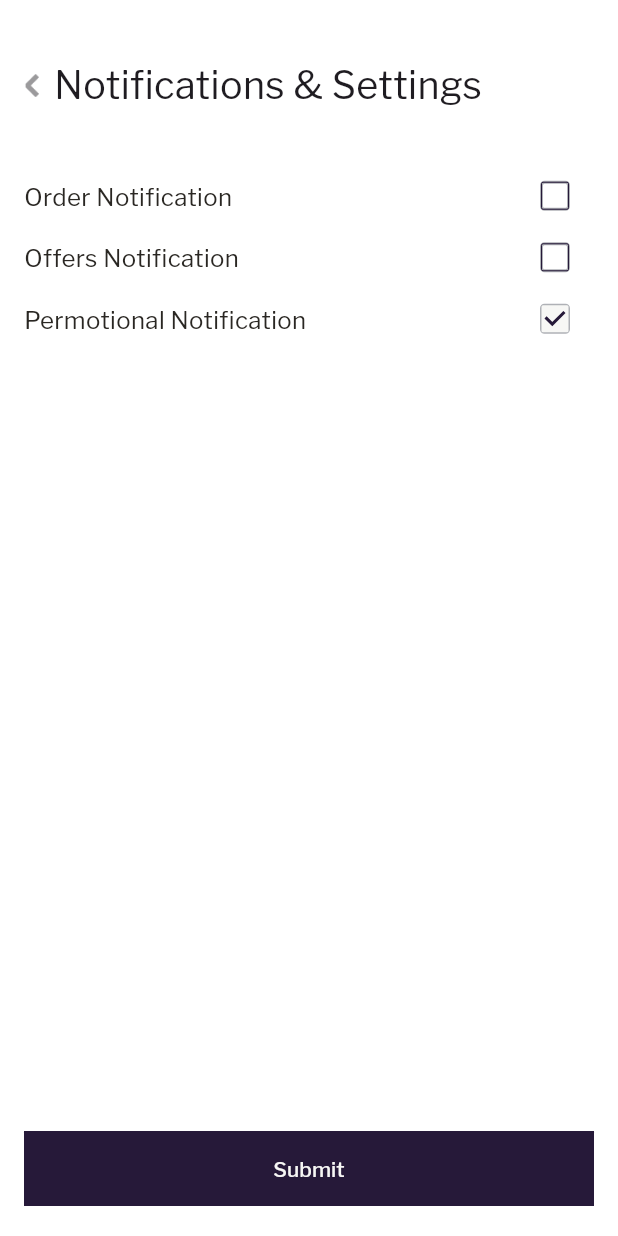
After one commit to LaFetch2026/Lf_Application_Production, a Flutter app: the NotificationSettingScreen screen opened directly, on a phone screen of 412 x 824 dp. The commit adds this screen. Run offline on Flutter 3.47's test engine with Material 2 defaults, Android fonts, the phone set to English and light mode, and no system bars; our stand-ins replace app_links, cached_network_image, carousel_slider, device_info_plus, dropdown_button2, firebase_analytics and 16 more; missing offline and left inert: add_to_cart_animation, flutter_facebook_auth, onesignal_flutter, razorpay_flutter; accounts and stored records are empty; network calls fail.

Commit message:
created notification screen

```diff
--- /dev/null
+++ b/lib/controller/notification_controller.dart
@@ -0,0 +1,12 @@
+// ignore_for_file: avoid_print
+import 'package:get/get.dart';
+import 'package:lafetch/controller/base_controller.dart';
+
+class NotificationController extends BaseController {
+  RxBool isOrder = false.obs;
+  RxBool isOffer = false.obs;
+  RxBool isPermotion = true.obs;
+  RxInt orderValue = 0.obs;
+  RxInt offerValue = 0.obs;
+  RxInt permotionValue = 0.obs;
+}
--- /dev/null
+++ b/lib/screens/account/notification_setting.dart
@@ -0,0 +1,283 @@
+// ignore_for_file: avoid_print
+
+import 'package:firebase_analytics/firebase_analytics.dart';
+import 'package:flutter/material.dart';
+import 'package:flutter_screenutil/flutter_screenutil.dart';
+import 'package:get/get.dart';
+import 'package:lafetch/commonwidget/appbarwidgets/backbutton_appbar.dart';
+import 'package:lafetch/controller/notification_controller.dart';
+import 'package:lafetch/utils/constants.dart';
+
+import '../../commonwidget/app_text.dart';
+import '../../commonwidget/common_widgets.dart';
+
+class NotificationSettingScreen extends StatefulWidget {
+  const NotificationSettingScreen({
+    super.key,
+  });
+
+  @override
+  State<NotificationSettingScreen> createState() =>
+      NotificationSettingScreenState();
+}
+
+class NotificationSettingScreenState extends State<NotificationSettingScreen> {
+  final FirebaseAnalytics analytics = FirebaseAnalytics.instance;
+  final controller = Get.put(NotificationController());
+
+  @override
+  Widget build(BuildContext context) {
+    return Scaffold(
+      backgroundColor: whiteColor,
+      body: Column(
+        children: [
+          const BackButtonAppbar(
+            text: "Notifications & Settings",
+            threeDot: false,
+            backgroundColor: whiteColor,
+            icon: threeDotImage,
+          ),
+          Expanded(
+            child: Column(
+              crossAxisAlignment: CrossAxisAlignment.start,
+              children: [
+                SizedBox(
+                  height: 30,
+                ),
+                Obx(() => Padding(
+                      padding: const EdgeInsets.symmetric(
+                          horizontal: 16, vertical: 10),
+                      child: Row(
+                        children: [
+                          GestureDetector(
+                            onTap: () async {
+                              if (controller.isOrder.value) {
+                                controller.isOrder.value = false;
+                                controller.orderValue.value = 0;
+                              } else {
+                                controller.isOrder.value = true;
+                                controller.orderValue.value = 1;
+                              }
+                              /* await analytics.logEvent(
+                                name: 'default_addressClick',
+                                parameters: <String, Object>{
+                                  'page_name': 'default_addressClick',
+                                },
+                              ); */
+                            },
+                            child: AppText(
+                              text: "Order Notification ",
+                              fontFamily: "Franklin Gothic Regular",
+                              fontWeight: FontWeight.w400,
+                              color: loginText,
+                              fontSize: 14.sp,
+                            ),
+                          ),
+                          Expanded(
+                            child: const SizedBox(
+                              width: 0,
+                            ),
+                          ),
+                          Padding(
+                            padding: const EdgeInsets.symmetric(horizontal: 16),
+                            child: Container(
+                                decoration: BoxDecoration(
+                                  borderRadius: BorderRadius.circular(3),
+                                  border: const Border(
+                                    top: BorderSide(
+                                        width: 2.0, color: greyBorder),
+                                    left: BorderSide(
+                                        width: 2.0, color: greyBorder),
+                                    right: BorderSide(
+                                        width: 2.0, color: greyBorder),
+                                    bottom: BorderSide(
+                                        width: 2.0, color: greyBorder),
+                                  ),
+                                ),
+                                width: 20,
+                                height: 20,
+                                child: Checkbox(
+                                  value: controller.isOrder.value,
+                                  checkColor: btnTextColor,
+                                  activeColor: whiteBorderColor,
+                                  side: const BorderSide(
+                                      color: btnTextColor, width: 0),
+                                  onChanged: (value) {
+                                    setState(() {
+                                      controller.isOrder.value = value!;
+                                      if (controller.isOrder.value) {
+                                        controller.orderValue.value = 1;
+                                      } else {
+                                        controller.orderValue.value = 0;
+                                      }
+                                    });
+                                  },
+                                )),
+                          ),
+                        ],
+                      ),
+                    )),
+                Obx(() => Padding(
+                      padding: const EdgeInsets.symmetric(
+                          horizontal: 16, vertical: 10),
+                      child: Row(
+                        children: [
+                          GestureDetector(
+                            onTap: () async {
+                              if (controller.isOffer.value) {
+                                controller.isOffer.value = false;
+                                controller.offerValue.value = 0;
+                              } else {
+                                controller.isOffer.value = true;
+                                controller.offerValue.value = 1;
+                              }
+                              /*  await analytics.logEvent(
+                                name: 'default_addressClick',
+                                parameters: <String, Object>{
+                                  'page_name': 'default_addressClick',
+                                },
+                              ); */
+                            },
+                            child: AppText(
+                              text: "Offers Notification ",
+                              fontFamily: "Franklin Gothic Regular",
+                              fontWeight: FontWeight.w400,
+                              color: loginText,
+                              fontSize: 14.sp,
+                            ),
+                          ),
+                          Expanded(
+                            child: const SizedBox(
+                              width: 0,
+                            ),
+                          ),
+                          Padding(
+                            padding: const EdgeInsets.symmetric(horizontal: 16),
+                            child: Container(
+                                decoration: BoxDecoration(
+                                  borderRadius: BorderRadius.circular(3),
+                                  border: const Border(
+                                    top: BorderSide(
+                                        width: 2.0, color: greyBorder),
+                                    left: BorderSide(
+                                        width: 2.0, color: greyBorder),
+                                    right: BorderSide(
+                                        width: 2.0, color: greyBorder),
+                                    bottom: BorderSide(
+                                        width: 2.0, color: greyBorder),
+                                  ),
+                                ),
+                                width: 20,
+                                height: 20,
+                                child: Checkbox(
+                                  value: controller.isOffer.value,
+                                  checkColor: btnTextColor,
+                                  activeColor: whiteBorderColor,
+                                  side: const BorderSide(
+                                      color: btnTextColor, width: 0),
+                                  onChanged: (value) {
+                                    setState(() {
+                                      controller.isOffer.value = value!;
+                                      if (controller.isOffer.value) {
+                                        controller.offerValue.value = 1;
+                                      } else {
+                                        controller.offerValue.value = 0;
+                                      }
+                                    });
+                                  },
+                                )),
+                          ),
+                        ],
+                      ),
+                    )),
+                Obx(() => Padding(
+                      padding: const EdgeInsets.symmetric(
+                          horizontal: 16, vertical: 10),
+                      child: Row(
+                        children: [
+                          GestureDetector(
+                            onTap: () async {
+                              if (controller.isPermotion.value) {
+                                controller.isPermotion.value = false;
+                                controller.permotionValue.value = 0;
+                              } else {
+                                controller.isPermotion.value = true;
+                                controller.permotionValue.value = 1;
+                              }
+                              /*  await analytics.logEvent(
+                                name: 'default_addressClick',
+                                parameters: <String, Object>{
+                                  'page_name': 'default_addressClick',
+                                },
+                              ); */
+                            },
+                            child: AppText(
+                              text: "Permotional Notification ",
+                              fontFamily: "Franklin Gothic Regular",
+                              fontWeight: FontWeight.w400,
+                              color: loginText,
+                              fontSize: 14.sp,
+                            ),
+                          ),
+                          Expanded(
+                            child: const SizedBox(
+                              width: 0,
+                            ),
+                          ),
+                          Padding(
+                            padding: const EdgeInsets.symmetric(horizontal: 16),
+                            child: Container(
+                                decoration: BoxDecoration(
+                                  borderRadius: BorderRadius.circular(3),
+                                  border: const Border(
+                                    top: BorderSide(
+                                        width: 2.0, color: greyBorder),
+                                    left: BorderSide(
+                                        width: 2.0, color: greyBorder),
+                                    right: BorderSide(
+                                        width: 2.0, color: greyBorder),
+                                    bottom: BorderSide(
+                                        width: 2.0, color: greyBorder),
+                                  ),
+                                ),
+                                width: 20,
+                                height: 20,
+                                child: Checkbox(
+                                  value: controller.isPermotion.value,
+                                  checkColor: btnTextColor,
+                                  activeColor: whiteBorderColor,
+                                  side: const BorderSide(
+                                      color: btnTextColor, width: 0),
+                                  onChanged: (value) {
+                                    setState(() {
+                                      controller.isPermotion.value = value!;
+                                      if (controller.isPermotion.value) {
+                                        controller.permotionValue.value = 1;
+                                      } else {
+                                        controller.permotionValue.value = 0;
+                                      }
+                                    });
+                                  },
+                                )),
+                          ),
+                        ],
+                      ),
+                    ))
+              ],
+            ),
+          ),
+          Padding(
+            padding: const EdgeInsets.symmetric(vertical: 20),
+            child: getSingleButton(
+                label: "Submit",
+                textColor: whiteBorderColor,
+                backgroundColor: btnTextColor,
+                //  controller: otpController,
+                onPressed: () {},
+                borderColor: btnTextColor),
+          )
+        ],
+      ),
+    );
+  }
+}
--- a/lib/screens/catalog/productlist/producthorizontal.dart
+++ b/lib/screens/catalog/productlist/producthorizontal.dart
@@ -362,7 +362,11 @@ class ProductHorizontalScreenState extends State<ProductHorizontalScreen> {
                                                             ),
                                                           ),
                                                           AppText(
-                                                            text: "8",
+                                                            text: productController
+                                                                .productCategoryList[
+                                                                    index][
+                                                                    "reviews_count"]
+                                                                .toString(),
                                                             color: colorPrimary,
                                                             fontSize: 12.sp,
                                                             fontFamily:
--- a/lib/screens/catalog/productlist/productvertical.dart
+++ b/lib/screens/catalog/productlist/productvertical.dart
@@ -466,7 +466,11 @@ class ProductVerticalScreenState extends State<ProductVerticalScreen> {
                                                               ),
                                                             ),
                                                             AppText(
-                                                              text: "8",
+                                                              text: productController
+                                                                  .productCategoryList[
+                                                                      index][
+                                                                      "reviews_count"]
+                                                                  .toString(),
                                                               color:
                                                                   colorPrimary,
                                                               fontSize: 12.sp,
```
Also changed, not shown: lib/screens/Brands/categoryproduct.dart (+6 -2 lines), lib/screens/accountscreen.dart (+6 -1 lines), lib/screens/expressshopping/viewall.dart (+7 -2 lines), lib/screens/wishlist/boardscreen.dart (+6 -1 lines), lib/screens/wishlist/createboardscreen.dart (+6 -1 lines), lib/screens/wishlistscreen.dart (+3 -4 lines).
